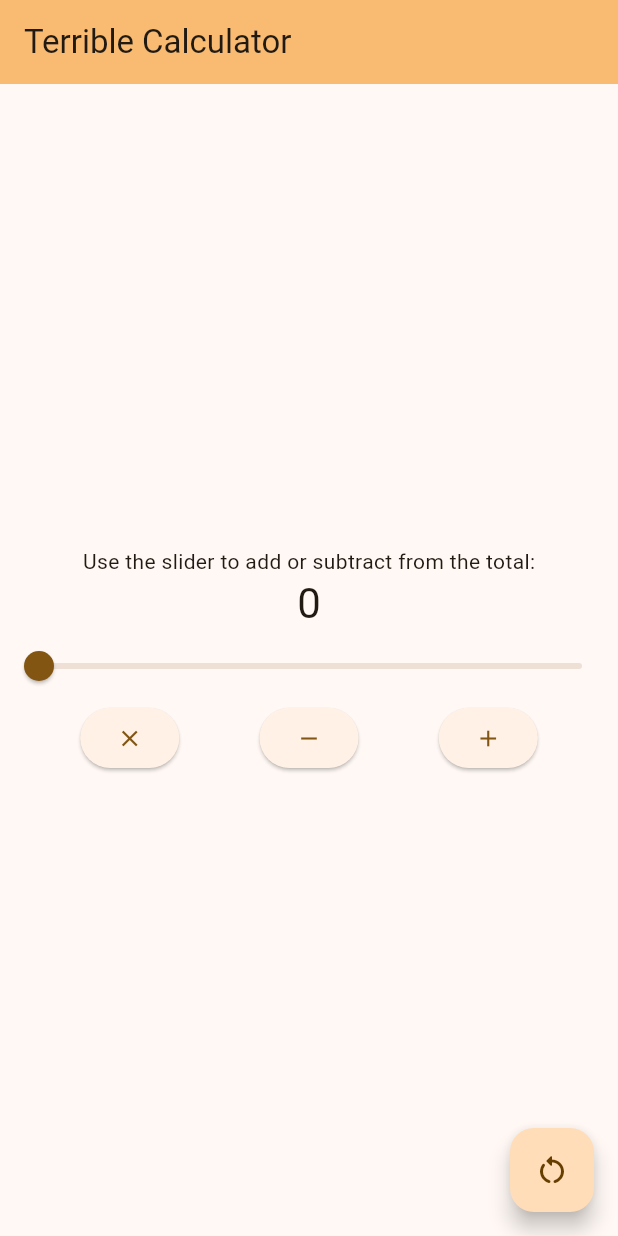
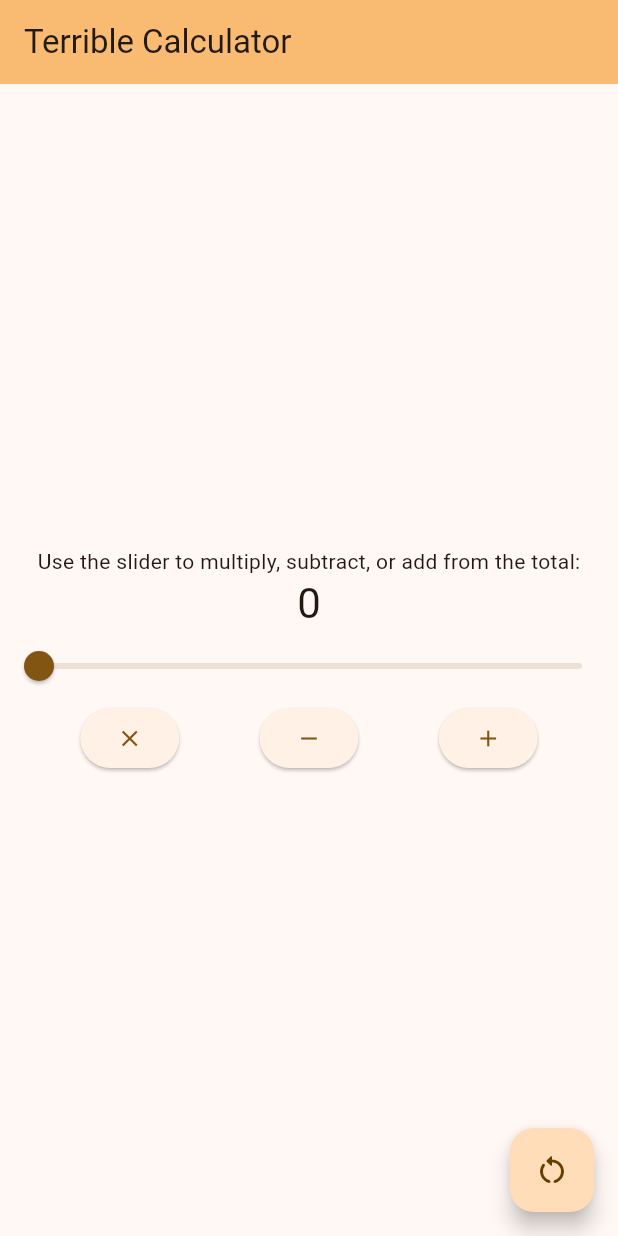
Before and after one commit to elliotallen1/click-me, a Flutter app: the screen it shows after launch, on a phone screen of 412 x 824 dp. Run offline on Flutter 3.47's test engine with Material 3 defaults, Android fonts, the phone set to English and light mode, and no system bars.

Commit message:
Typo fix

```diff
--- a/fl1/lib/main.dart
+++ b/fl1/lib/main.dart
@@ -125,7 +125,7 @@
           mainAxisAlignment: MainAxisAlignment.center,
           children: <Widget>[
             const Text(
-              'Use the slider to add or subtract from the total:',
+              'Use the slider to multiply, subtract, or add from the total:',
             ),
             Text(
               _counter.round().toString(),
@@ -146,7 +146,7 @@
             Row(
             mainAxisAlignment: MainAxisAlignment.spaceEvenly,
             children: <Widget>[
-              ElevatedButton(onPressed: _multiplyCounter, onHover: (val){} ,child: const Icon(Icons.close)),
+              ElevatedButton(onPressed: _multiplyCounter,child: const Icon(Icons.close)),
               ElevatedButton(onPressed: _decrementCounter, child: const Icon(Icons.remove)),
               ElevatedButton(onPressed: _incrementCounter, child: const Icon(Icons.add))
           ]
```
